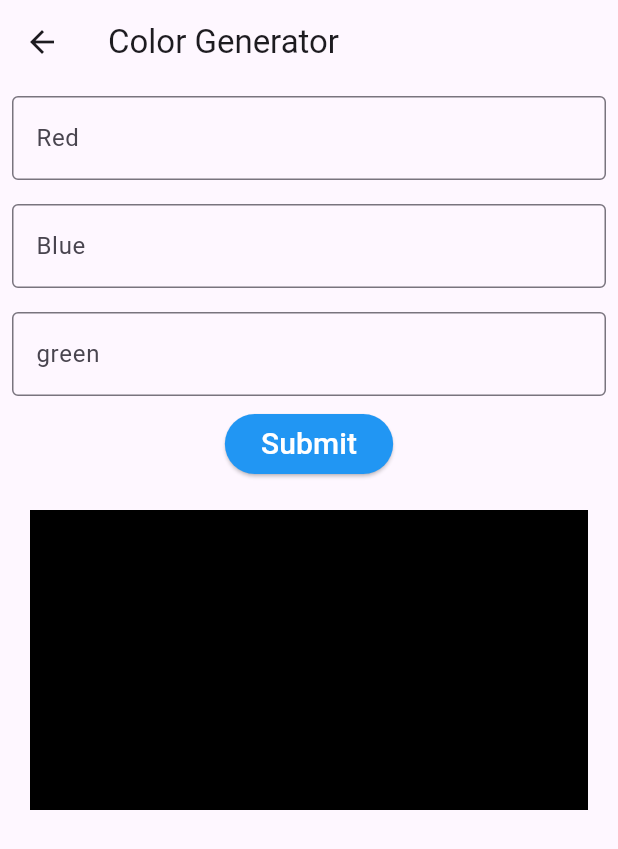
After one commit to shashankssvi/MobileAppDev_202502, a Flutter app: the Emicalculator screen opened directly, after a tap on the "arrow forward" icon, on a phone screen of 412 x 824 dp. The commit adds this screen. Shown: the top 849 px of the screen. Run offline on Flutter 3.47's test engine with Material 3 defaults, Android fonts, the phone set to English and light mode, and no system bars.

Commit message:
Color Generator

```diff
--- a/lib/screen5.dart
+++ b/lib/screen5.dart
@@ -1,4 +1,5 @@
 import 'package:flutter/material.dart';
+import 'package:sangamone/screen6.dart';
 
 class Screen5 extends StatelessWidget {
   const Screen5({super.key});
@@ -95,7 +96,11 @@ class _EmicalculatorState extends State<Emicalculator> {
             Text("EMI is:- $emi",style: TextStyle(fontSize: 30),),
           ],
         ),
-      ),
+      ),floatingActionButton: FloatingActionButton(onPressed: (){
+      Navigator.push(context, MaterialPageRoute(builder: (context)=>Colorgen()));
+    },
+      child: Icon(Icons.arrow_forward_sharp),),
+
     );
   }
 }
--- /dev/null
+++ b/lib/screen6.dart
@@ -0,0 +1,90 @@
+import 'package:flutter/material.dart';
+
+class Screen6 extends StatelessWidget {
+  const Screen6({super.key});
+
+  @override
+  Widget build(BuildContext context) {
+    return MaterialApp(
+      home: Colorgen(),
+    );
+  }
+}
+
+class Colorgen extends StatefulWidget {
+  const Colorgen({super.key});
+
+  @override
+  State<Colorgen> createState() => _ColorgenState();
+}
+
+class _ColorgenState extends State<Colorgen> {
+
+  TextEditingController r = TextEditingController();
+  TextEditingController g = TextEditingController();
+  TextEditingController b = TextEditingController();
+
+  int red = 0;
+  int blue = 0;
+  int green =0;
+
+  @override
+  Widget build(BuildContext context) {
+    return Scaffold(
+      appBar: AppBar(
+        title: Text("Color Generator"),
+      ),
+      body: Column(
+        children: [
+          Padding(
+            padding: const EdgeInsets.all(8.0),
+            child: TextField(
+              controller: r,
+              decoration: InputDecoration(
+                border: OutlineInputBorder(),
+                hintText: "Red"
+              ),
+              keyboardType: TextInputType.number,
+            ),
+          ),
+          Padding(
+            padding: const EdgeInsets.all(8.0),
+            child: TextField(
+              controller: g,
+              decoration: InputDecoration(
+                  border: OutlineInputBorder(),
+                  hintText: "Blue"
+              ),
+              keyboardType: TextInputType.number,
+            ),
+          ),
+          Padding(
+            padding: const EdgeInsets.all(8.0),
+            child: TextField(
+              controller: b,
+              decoration: InputDecoration(
+                  border: OutlineInputBorder(),
+                  hintText: "green"
+              ),
+              keyboardType: TextInputType.number,
+            ),
+          ),
+          ElevatedButton(onPressed: (){
+            setState(() {
+              red=int.parse(r.text);
+              green=int.parse(g.text);
+              blue=int.parse(b.text);
+            });
+
+          }, child: Text("Submit",style: TextStyle(color: Colors.white,fontSize: 20),),
+            style:ButtonStyle(backgroundColor: WidgetStatePropertyAll(Colors.blue)),),
+          Container(
+            margin: EdgeInsets.all(20),
+            width: MediaQuery.sizeOf(context).width,
+            height: 200,
+            color: Color.fromRGBO(red,green,blue, 1),)
+        ],
+      ),
+    );
+  }
+}
```
